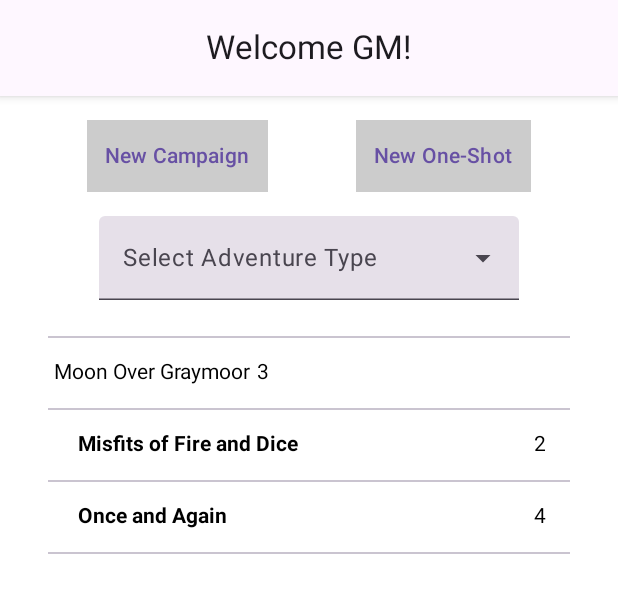
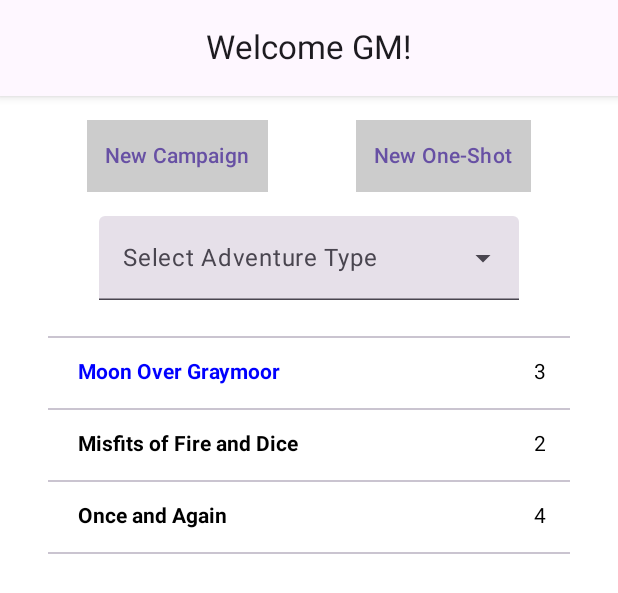
Before and after one commit to FeKent/DND-Tools, an Android app built with Jetpack Compose: the @Preview function InitialPreview, on a phone screen of 412 x 824 dp. Shown: the top 593 px of the screen. Run offline under Robolectric (Android 15) with nearby library versions, the phone set to English and light mode, and no system bars; our stand-ins replace Room's generated code.

Commit message:
Update design for OneShotRow

```diff
--- a/app/src/main/java/com/example/dndtools/composables/IntroScreen.kt
+++ b/app/src/main/java/com/example/dndtools/composables/IntroScreen.kt
@@ -9,7 +9,6 @@ import androidx.compose.foundation.layout.Row
 import androidx.compose.foundation.layout.Spacer
 import androidx.compose.foundation.layout.fillMaxWidth
 import androidx.compose.foundation.layout.padding
-import androidx.compose.foundation.layout.requiredHeightIn
 import androidx.compose.foundation.layout.size
 import androidx.compose.foundation.rememberScrollState
 import androidx.compose.foundation.verticalScroll
@@ -157,11 +156,19 @@ fun OneShotRow(oneShot: OneShot) {
         .padding(horizontal = 32.dp)
         .fillMaxWidth()
         .clickable { /*TODO*/ }) {
-        Row(modifier = Modifier.padding(vertical = 16.dp)) {
+        Row(modifier = Modifier.padding(vertical = 16.dp, horizontal = 16.dp)) {
             Spacer(modifier = Modifier.size(4.dp))
-            Text(text = oneShot.shotTitle)
+            Text(
+                text = oneShot.shotTitle, modifier = Modifier
+                    .align(CenterVertically)
+                    .weight(2f), fontWeight = FontWeight.Bold, color = Color.Blue
+            )
             Spacer(modifier = Modifier.size(4.dp))
-            Text(text = oneShot.shotPlayers.toString())
+            Text(
+                text = oneShot.shotPlayers.toString(), modifier = Modifier
+                    .align(CenterVertically)
+                    .weight(0.5f), textAlign = TextAlign.End
+            )
         }
         Divider()
     }
```
